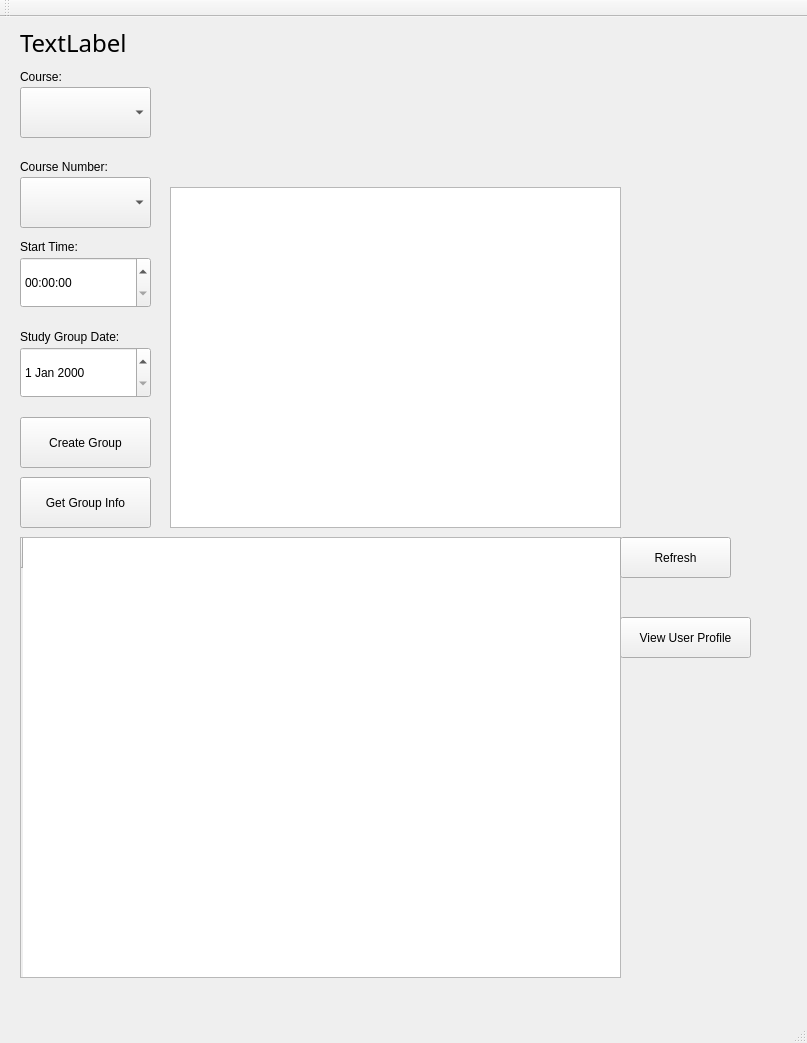
First picture: the form in StudyGroupFormer/AppWindow.ui, repository vu035/StudyGroupApp, before the edit.
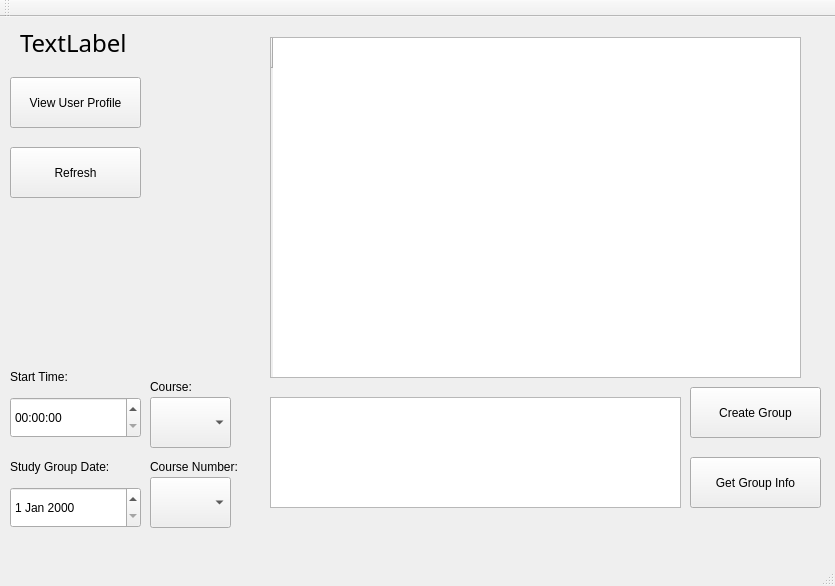
Second picture: the form after the edit.

Commit message: fixed group ref bug, rearranged ui

Diff of the .ui file:
```diff
--- a/StudyGroupFormer/AppWindow.ui
+++ b/StudyGroupFormer/AppWindow.ui
@@ -6,8 +6,8 @@
    <rect>
     <x>0</x>
     <y>0</y>
-    <width>807</width>
-    <height>1043</height>
+    <width>835</width>
+    <height>586</height>
    </rect>
   </property>
   <property name="windowTitle">
@@ -17,9 +17,9 @@
    <widget class="QComboBox" name="courseNameComboBox">
     <property name="geometry">
      <rect>
-      <x>20</x>
-      <y>70</y>
-      <width>131</width>
+      <x>150</x>
+      <y>380</y>
+      <width>81</width>
       <height>51</height>
      </rect>
     </property>
@@ -27,9 +27,9 @@
    <widget class="QComboBox" name="courseNumberComboBox">
     <property name="geometry">
      <rect>
-      <x>20</x>
-      <y>160</y>
-      <width>131</width>
+      <x>150</x>
+      <y>460</y>
+      <width>81</width>
       <height>51</height>
      </rect>
     </property>
@@ -37,10 +37,10 @@
    <widget class="QPushButton" name="UserProfile">
     <property name="geometry">
      <rect>
-      <x>620</x>
-      <y>600</y>
+      <x>10</x>
+      <y>60</y>
       <width>131</width>
-      <height>41</height>
+      <height>51</height>
      </rect>
     </property>
     <property name="text">
@@ -50,18 +50,18 @@
    <widget class="QTimeEdit" name="startTimeWidget">
     <property name="geometry">
      <rect>
-      <x>20</x>
-      <y>240</y>
+      <x>10</x>
+      <y>380</y>
       <width>131</width>
-      <height>51</height>
+      <height>41</height>
      </rect>
     </property>
    </widget>
    <widget class="QLabel" name="courseNameLabel">
     <property name="geometry">
      <rect>
-      <x>20</x>
-      <y>50</y>
+      <x>150</x>
+      <y>360</y>
       <width>61</width>
       <height>19</height>
      </rect>
@@ -73,8 +73,8 @@
    <widget class="QLabel" name="courseNumberLabel">
     <property name="geometry">
      <rect>
-      <x>20</x>
-      <y>140</y>
+      <x>150</x>
+      <y>440</y>
       <width>121</width>
       <height>19</height>
      </rect>
@@ -86,8 +86,8 @@
    <widget class="QLabel" name="startTimeLabel">
     <property name="geometry">
      <rect>
-      <x>20</x>
-      <y>220</y>
+      <x>10</x>
+      <y>350</y>
       <width>91</width>
       <height>19</height>
      </rect>
@@ -99,18 +99,18 @@
    <widget class="QDateEdit" name="dateOfStudyWidget">
     <property name="geometry">
      <rect>
-      <x>20</x>
-      <y>330</y>
+      <x>10</x>
+      <y>470</y>
       <width>131</width>
-      <height>51</height>
+      <height>41</height>
      </rect>
     </property>
    </widget>
    <widget class="QLabel" name="label">
     <property name="geometry">
      <rect>
-      <x>20</x>
-      <y>310</y>
+      <x>10</x>
+      <y>440</y>
       <width>131</width>
       <height>19</height>
      </rect>
@@ -144,10 +144,10 @@
    <widget class="QTableWidget" name="listOfAllGroups">
     <property name="geometry">
      <rect>
-      <x>20</x>
-      <y>520</y>
-      <width>601</width>
-      <height>441</height>
+      <x>270</x>
+      <y>20</y>
+      <width>531</width>
+      <height>341</height>
      </rect>
     </property>
     <row>
@@ -159,8 +159,8 @@
    <widget class="QPushButton" name="getGroupInfo">
     <property name="geometry">
      <rect>
-      <x>20</x>
-      <y>460</y>
+      <x>690</x>
+      <y>440</y>
       <width>131</width>
       <height>51</height>
      </rect>
@@ -172,10 +172,10 @@
    <widget class="QPushButton" name="refreshButton">
     <property name="geometry">
      <rect>
-      <x>620</x>
-      <y>520</y>
-      <width>111</width>
-      <height>41</height>
+      <x>10</x>
+      <y>130</y>
+      <width>131</width>
+      <height>51</height>
      </rect>
     </property>
     <property name="text">
@@ -185,8 +185,8 @@
    <widget class="QPushButton" name="CreateGroup">
     <property name="geometry">
      <rect>
-      <x>20</x>
-      <y>400</y>
+      <x>690</x>
+      <y>370</y>
       <width>131</width>
       <height>51</height>
      </rect>
@@ -198,10 +198,10 @@
    <widget class="QPlainTextEdit" name="courseDescriptionTextBox">
     <property name="geometry">
      <rect>
-      <x>170</x>
-      <y>170</y>
-      <width>451</width>
-      <height>341</height>
+      <x>270</x>
+      <y>380</y>
+      <width>411</width>
+      <height>111</height>
      </rect>
     </property>
    </widget>
```
Left out of the diff: 4 changed lines with no effect on the pictures. The commit also changes 1 other file.
